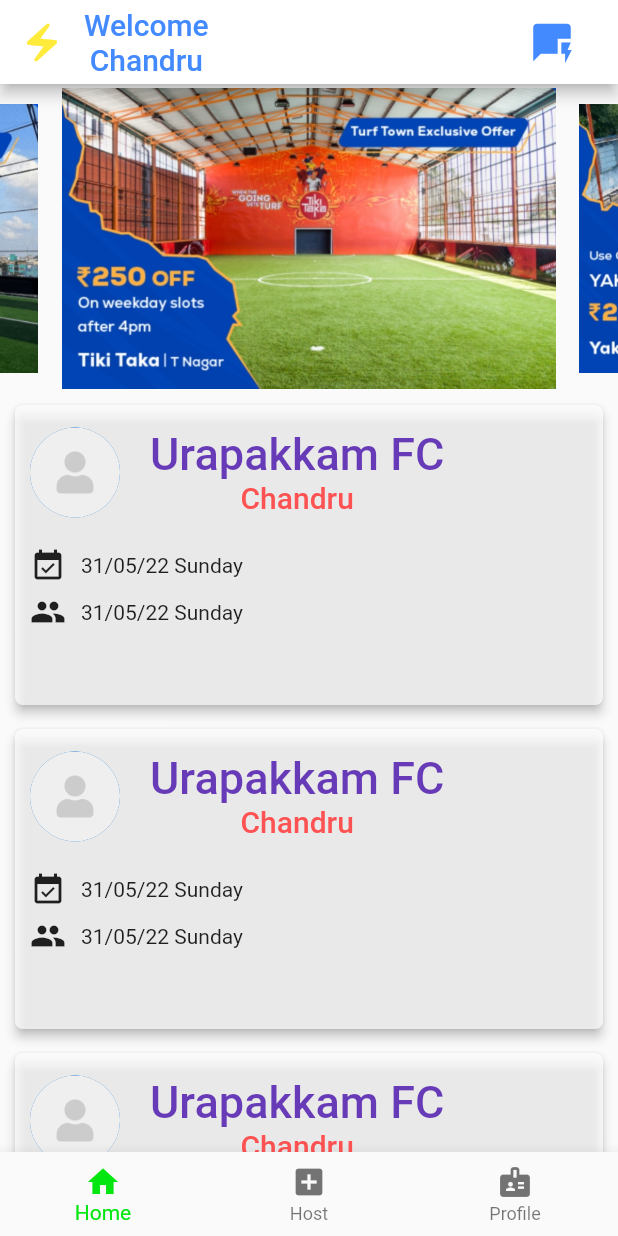
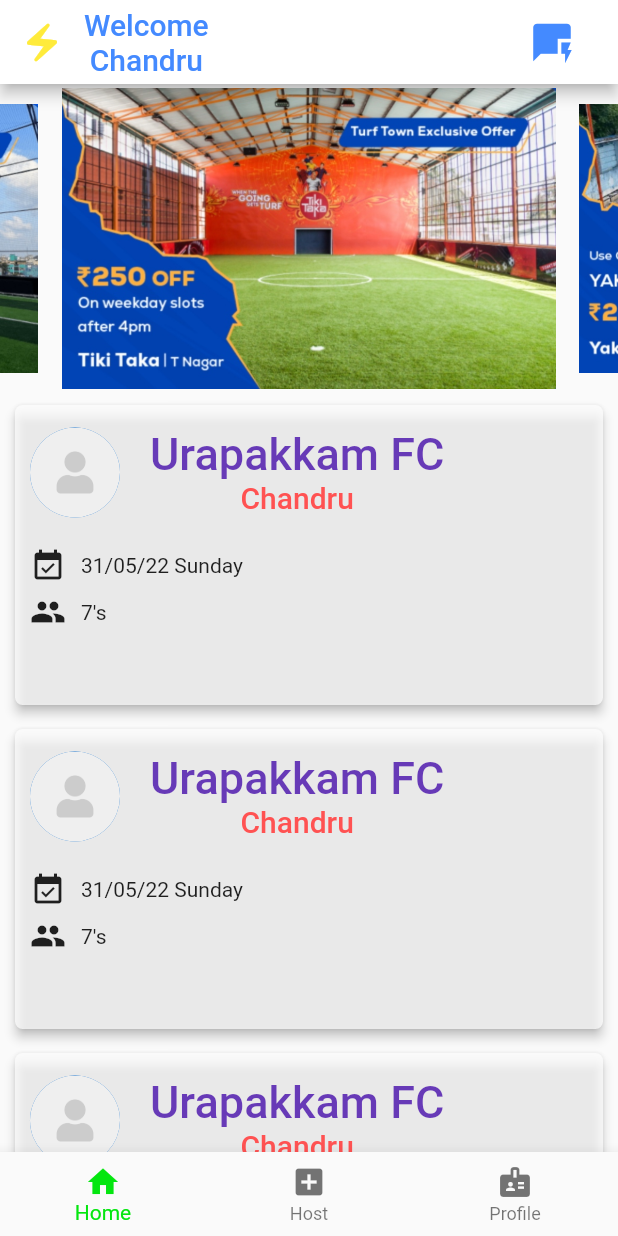
Before and after one commit to Balachandar-Balasubramanian/flash_early, a Flutter app: the home screen opened by its route, on a phone screen of 412 x 824 dp. Run offline on Flutter 3.47's test engine with Material 2 defaults, Android fonts, the phone set to English and light mode, and no system bars; drawn by our look-alikes of carousel_slider; our stand-ins replace animated_text_kit, google_fonts.

Commit message:
Add files via upload

```diff
--- a/lib/widgets/post.dart
+++ b/lib/widgets/post.dart
@@ -71,7 +71,7 @@
                       SizedBox(
                         width: 10,
                       ),
-                      Text("31/05/22 Sunday"),
+                      Text("7's"),
                     ],
                   ),
                 )
```
